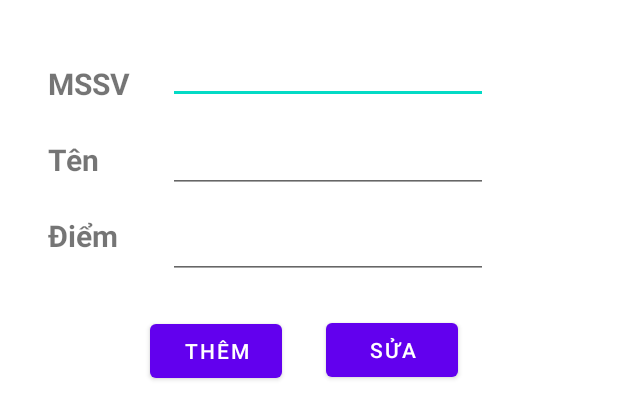
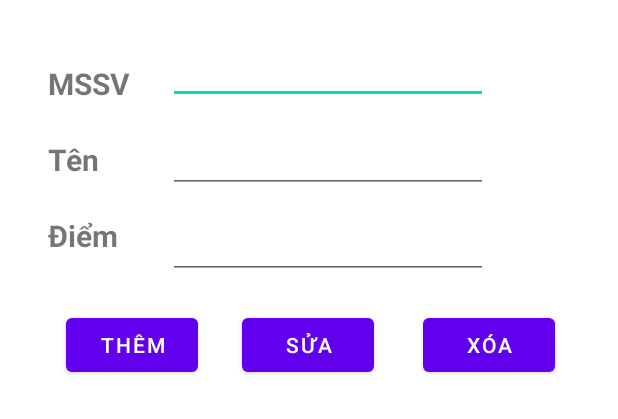
Before and after one commit to AnhTrung732/NT118, an Android app: the layout student_activity.xml on its own in the app's theme, with its tools: preview values and no code run, on a phone screen of 412 x 824 dp. Shown: the top 419 px of the screen. Run offline under Robolectric (Android 15) with nearby library versions, the phone set to English and light mode, and no system bars.

Commit message:
Add Lab03

```diff
--- a/Lab03/Lab03/app/src/main/res/layout/item_student.xml
+++ b/Lab03/Lab03/app/src/main/res/layout/item_student.xml
@@ -2,6 +2,7 @@
 <LinearLayout xmlns:android="http://schemas.android.com/apk/res/android"
     xmlns:app="http://schemas.android.com/apk/res-auto"
     xmlns:tools="http://schemas.android.com/tools"
+    android:id="@+id/student_item_layout"
     android:layout_width="match_parent"
     android:layout_height="match_parent"
     android:padding="10dp">
@@ -12,7 +13,6 @@
         android:layout_height="43dp"
         android:layout_weight="1"
         android:gravity="center"
-        android:text="Code"
         android:textAlignment="center" />
 
     <TextView
@@ -21,7 +21,6 @@
         android:layout_height="43dp"
         android:layout_weight="1"
         android:gravity="center"
-        android:text="Name"
         android:textAlignment="center" />
 
     <TextView
@@ -30,7 +29,6 @@
         android:layout_height="43dp"
         android:layout_weight="1"
         android:gravity="center"
-        android:text="Mark"
         android:textAlignment="center" />
 
     <ImageView
--- a/Lab03/Lab03/app/src/main/res/layout/student_activity.xml
+++ b/Lab03/Lab03/app/src/main/res/layout/student_activity.xml
@@ -4,7 +4,7 @@
     xmlns:tools="http://schemas.android.com/tools"
     android:id="@+id/linearLayout"
     android:layout_width="match_parent"
-    android:layout_height="match_parent" >
+    android:layout_height="match_parent">
 
     <TextView
         android:id="@+id/textView2"
@@ -88,8 +88,8 @@
         android:id="@+id/btnAdd"
         android:layout_width="wrap_content"
         android:layout_height="wrap_content"
-        android:layout_marginStart="100dp"
-        android:layout_marginTop="24dp"
+        android:layout_marginStart="44dp"
+        android:layout_marginTop="20dp"
         android:text="Thêm"
         app:layout_constraintStart_toStartOf="parent"
         app:layout_constraintTop_toBottomOf="@+id/edtMark" />
@@ -99,8 +99,20 @@
         android:layout_width="wrap_content"
         android:layout_height="wrap_content"
         android:layout_marginStart="29dp"
-        android:layout_marginTop="23dp"
+        android:layout_marginTop="20dp"
         android:text="Sửa"
         app:layout_constraintStart_toEndOf="@+id/btnAdd"
         app:layout_constraintTop_toBottomOf="@+id/edtMark" />
+
+    <Button
+        android:id="@+id/btnDelete"
+        android:layout_width="wrap_content"
+        android:layout_height="wrap_content"
+        android:layout_marginStart="32dp"
+        android:layout_marginTop="20dp"
+        android:layout_marginEnd="42dp"
+        android:text="Xóa"
+        app:layout_constraintEnd_toEndOf="parent"
+        app:layout_constraintStart_toEndOf="@+id/btnUpdate"
+        app:layout_constraintTop_toBottomOf="@+id/edtMark" />
 </androidx.constraintlayout.widget.ConstraintLayout>
```
Also changed, not shown: Lab03/Lab03/app/src/main/java/com/example/lab03/DatabaseHelper.java (+23 -1 lines), Lab03/Lab03/app/src/main/java/com/example/lab03/MainActivity.java (+56 -19 lines), Lab03/Lab03/app/src/main/java/com/example/lab03/StudentAdapter.java (+41 -39 lines).
